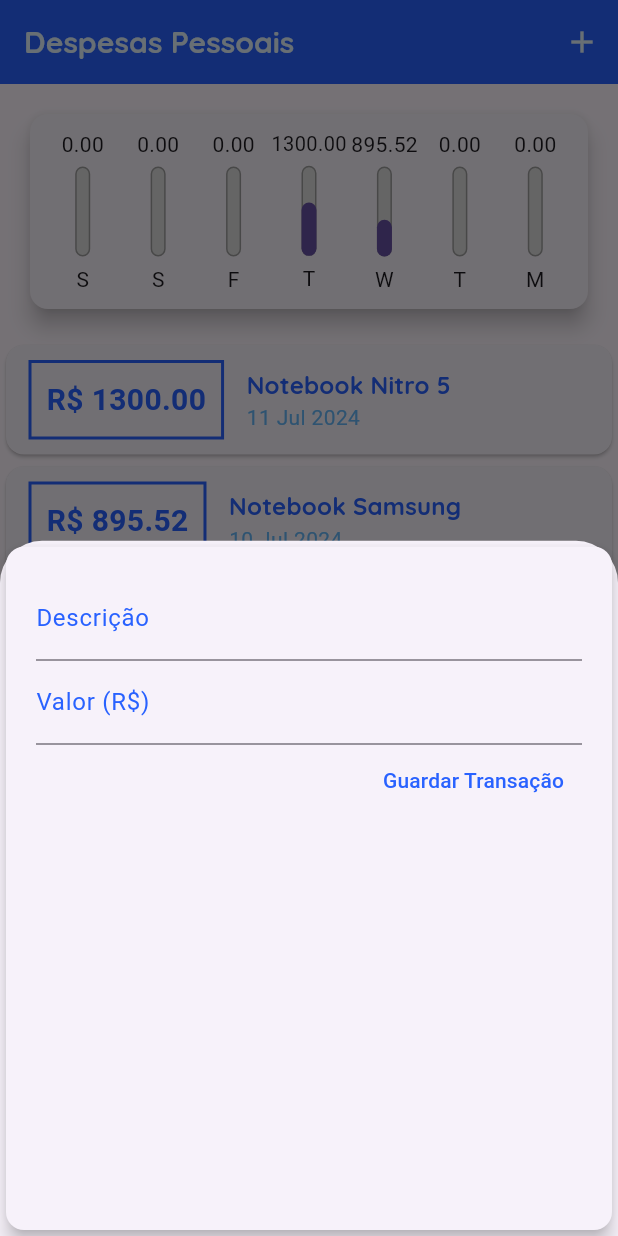
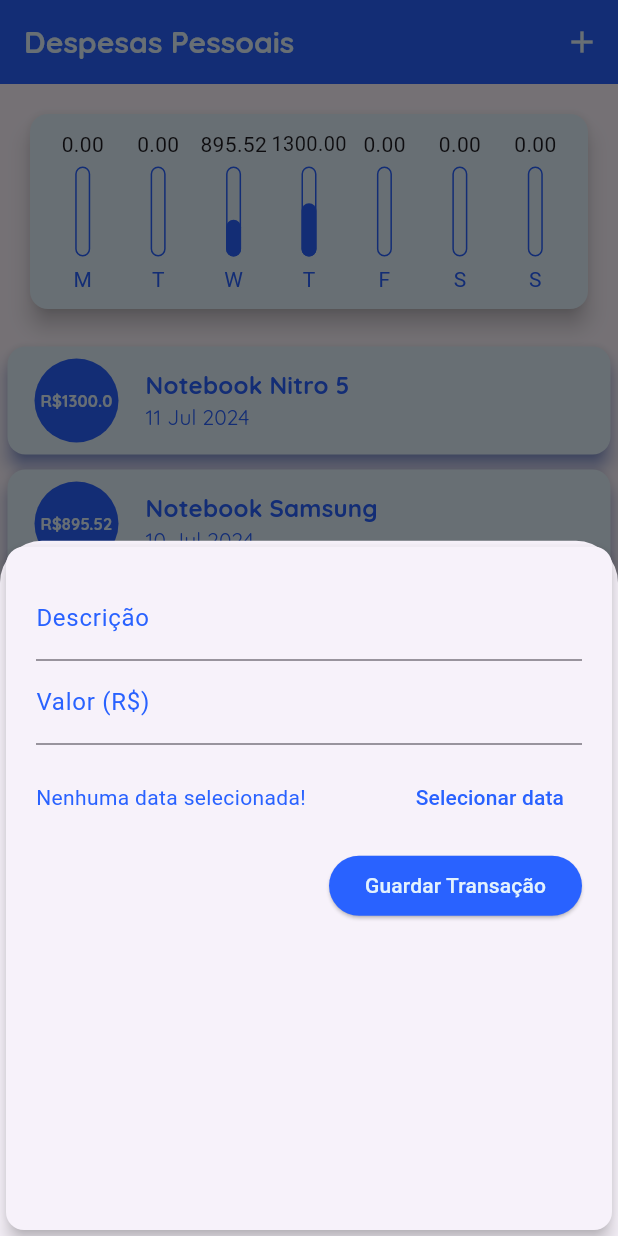
Before and after one commit to Maddytec/spent-app, a Flutter app: the screen it shows after launch, after a tap on the "add" icon, on a phone screen of 412 x 824 dp. Run offline on Flutter 3.47's test engine with Material 3 defaults, Android fonts, the phone set to English and light mode, and no system bars.

Commit message:
Added datePicker

```diff
--- a/lib/components/chart.dart
+++ b/lib/components/chart.dart
@@ -31,7 +31,7 @@ class Chart extends StatelessWidget {
         'day': firstLetterOfWeekDay,
         'totalValueByDay': totalSum,
       };
-    });
+    }).reversed.toList();
   }
 
   double get _weekTotalValue {
@@ -45,6 +45,7 @@ class Chart extends StatelessWidget {
     return Card(
       elevation: 6,
       margin: const EdgeInsets.all(20),
+      color: Theme.of(context).colorScheme.inversePrimary,
       child: Padding(
         padding: const EdgeInsets.all(10.0),
         child: Row(
--- a/lib/components/chart_bar.dart
+++ b/lib/components/chart_bar.dart
@@ -1,5 +1,4 @@
 import 'package:flutter/material.dart';
-import 'package:flutter/widgets.dart';
 
 class ChartBar extends StatelessWidget {
   final String label;
@@ -17,8 +16,11 @@ class ChartBar extends StatelessWidget {
   Widget build(BuildContext context) {
     return Column(
       children: [
-        FittedBox(
-          child: Text('${value.toStringAsFixed(2)}'),
+        Container(
+          height: 20,
+          child: FittedBox(
+            child: Text('${value.toStringAsFixed(2)}'),
+          ),
         ),
         const SizedBox(height: 5),
         Container(
@@ -30,10 +32,10 @@ class ChartBar extends StatelessWidget {
               Container(
                 decoration: BoxDecoration(
                   border: Border.all(
-                    color: Colors.grey,
+                    color: Theme.of(context).colorScheme.primary,
                     width: 1.0,
                   ),
-                  color: const Color.fromRGBO(220, 220, 220, 1),
+                  color: Theme.of(context).colorScheme.inversePrimary,
                   borderRadius: BorderRadius.circular(5),
                 ),
               ),
@@ -41,7 +43,7 @@ class ChartBar extends StatelessWidget {
                 heightFactor: percentage,
                 child: Container(
                   decoration: BoxDecoration(
-                    color: Theme.of(context).primaryColor,
+                    color: Theme.of(context).colorScheme.primary,
                     borderRadius: BorderRadius.circular(5),
                   ),
                 ),
@@ -49,8 +51,11 @@ class ChartBar extends StatelessWidget {
             ],
           ),
         ),
-        SizedBox(height: 5),
-        Text(label)
+        const SizedBox(height: 5),
+        Text(
+          label,
+          style: TextStyle(color: Theme.of(context).colorScheme.primary),
+        )
       ],
     );
   }
--- a/lib/components/transaction_form.dart
+++ b/lib/components/transaction_form.dart
@@ -1,4 +1,6 @@
 import 'package:flutter/material.dart';
+import 'package:flutter/widgets.dart';
+import 'package:intl/intl.dart';
 
 class TransactionForm extends StatefulWidget {
   final void Function(String, double) onSubmint;
@@ -10,19 +12,37 @@ class TransactionForm extends StatefulWidget {
 }
 
 class _TransactionFormState extends State<TransactionForm> {
-  final descriptionController = TextEditingController();
-
-  final valueController = TextEditingController();
+  final _descriptionController = TextEditingController();
+  final _valueController = TextEditingController();
+  DateTime? _selectedDate;
 
   _submitForm() {
-    final description = descriptionController.text;
-    final value = double.tryParse(valueController.text) ?? 0.0;
+    final description = _descriptionController.text;
+    final value = double.tryParse(_valueController.text) ?? 0.0;
 
     if (description.isEmpty || value <= 0) {
       return;
     }
 
     widget.onSubmint(description, value);
+  }
+
+  _showDatePicker() {
+    showDatePicker(
+      context: context,
+      initialDate: DateTime.now(),
+      firstDate: DateTime(2024),
+      lastDate: DateTime.now(),
+    ).then(
+      (datePicker) {
+        if (datePicker == null) {
+          return;
+        }
+        setState(() {
+          _selectedDate = datePicker;
+        });
+      },
+    );
   }
 
   @override
@@ -37,7 +57,7 @@ class _TransactionFormState extends State<TransactionForm> {
             children: <Widget>[
               //Description
               TextField(
-                controller: descriptionController,
+                controller: _descriptionController,
                 onSubmitted: (_) => _submitForm,
                 decoration: InputDecoration(
                   labelStyle: TextStyle(
@@ -48,7 +68,7 @@ class _TransactionFormState extends State<TransactionForm> {
               ),
               // Value
               TextField(
-                controller: valueController,
+                controller: _valueController,
                 keyboardType: TextInputType.numberWithOptions(
                     decimal: true), //enable numeric keyboard
                 onSubmitted: (_) => _submitForm,
@@ -59,13 +79,38 @@ class _TransactionFormState extends State<TransactionForm> {
                   labelText: 'Valor (R\$)',
                 ),
               ),
+              Container(
+                height: 70,
+                child: Row(
+                  children: [
+                    Expanded(
+                      child: Text(
+                        _selectedDate == null
+                            ? 'Nenhuma data selecionada!'
+                            : 'Data selecionada: ${DateFormat('dd/MM/y').format(_selectedDate!)}',
+                        style: TextStyle(
+                          color: Theme.of(context).colorScheme.primary,
+                        ),
+                      ),
+                    ),
+                    TextButton(
+                      onPressed: _showDatePicker,
+                      child: Text(
+                        'Selecionar data',
+                      ),
+                    )
+                  ],
+                ),
+              ),
               Row(
                 mainAxisAlignment: MainAxisAlignment.end,
                 children: [
                   //New Trasaction
-                  TextButton(
+                  ElevatedButton(
                     style: TextButton.styleFrom(
-                      foregroundColor: Theme.of(context).colorScheme.primary,
+                      foregroundColor:
+                          Theme.of(context).colorScheme.inversePrimary,
+                      backgroundColor: Theme.of(context).colorScheme.primary,
                     ),
                     onPressed: _submitForm,
                     child: const Text('Guardar Transação'),
--- a/lib/components/transaction_list.dart
+++ b/lib/components/transaction_list.dart
@@ -38,42 +38,35 @@ class TransactionList extends StatelessWidget {
               itemBuilder: (ctx, index) {
                 final transaction = transactions[index];
                 return Card(
-                  child: Row(
-                    children: <Widget>[
-                      Container(
+                  elevation: 5,
+                  color: Theme.of(context).colorScheme.inversePrimary,
+                  shadowColor: Theme.of(context).colorScheme.primary,
                   margin: EdgeInsets.symmetric(
-                          horizontal: 15,
-                          vertical: 10,
+                    vertical: 5,
+                    horizontal: 5,
                   ),
-                        decoration: BoxDecoration(
-                            border: Border.all(
-                          color: Theme.of(context).colorScheme.primary,
-                          width: 2,
-                        )),
-                        padding: EdgeInsets.all(10),
-                        child: Text(
-                          'R\$ ${transaction.value.toStringAsFixed(2)}',
-                          style: TextStyle(
-                              fontWeight: FontWeight.bold,
-                              fontSize: 20,
-                              color: Theme.of(context).colorScheme.primary),
+                  child: ListTile(
+                    leading: CircleAvatar(
+                      radius: 30,
+                      backgroundColor: Theme.of(context).colorScheme.primary,
+                      foregroundColor:
+                          Theme.of(context).colorScheme.inversePrimary,
+                      child: Padding(
+                        padding: const EdgeInsets.all(6.0),
+                        child: FittedBox(
+                          child: Text('R\$${transaction.value}'),
                         ),
                       ),
-                      Column(
-                        crossAxisAlignment: CrossAxisAlignment.start,
-                        children: <Widget>[
-                          Text(
+                    ),
+                    title: Text(
                       transaction.title,
                       style: Theme.of(context).textTheme.titleMedium,
                     ),
-                          Text(
+                    style: ListTileTheme.of(context).style,
+                    subtitle: Text(
                       DateFormat('d MMM y').format(transaction.date),
-                            style: TextStyle(
-                                color: Theme.of(context).colorScheme.secondary),
-                          )
-                        ],
-                      )
-                    ],
+                      style: Theme.of(context).textTheme.titleSmall,
+                    ),
                   ),
                 );
               },
--- a/lib/main.dart
+++ b/lib/main.dart
@@ -1,7 +1,6 @@
 import 'dart:math';
 
 import 'package:flutter/material.dart';
-import 'package:flutter/widgets.dart';
 import 'package:spent/components/chart.dart';
 import 'package:spent/components/transaction_form.dart';
 import 'package:spent/components/transaction_list.dart';
@@ -27,26 +26,39 @@ class SpentApp extends StatelessWidget {
           inversePrimary: inversePrimary,
           error: errorPrimary,
         ),
-        iconTheme: IconThemeData(color: Colors.red[50]),
+        datePickerTheme: DatePickerThemeData(
+          headerBackgroundColor: primary,
+          headerForegroundColor: inversePrimary,
+          elevation: 20,
+          shadowColor: primary,
+          backgroundColor: inversePrimary,
+        ),
+        iconTheme: IconThemeData(
+          color: Colors.red[50],
+        ),
         textTheme: theme.textTheme.copyWith(
           titleSmall: TextStyle(
             fontFamily: 'Quicksand',
             fontSize: 14,
-            fontWeight: FontWeight.bold,
+            fontWeight: FontWeight.w500,
             color: primary,
           ),
           titleMedium: TextStyle(
             fontFamily: 'Quicksand',
             fontSize: 16,
-            fontWeight: FontWeight.bold,
+            fontWeight: FontWeight.w700,
             color: primary,
           ),
           titleLarge: TextStyle(
             fontFamily: 'Quicksand',
             fontSize: 18,
-            fontWeight: FontWeight.bold,
+            fontWeight: FontWeight.w900,
             color: primary,
           ),
+        ),
+        listTileTheme: ListTileThemeData(
+          style: ListTileStyle.list,
+          textColor: primary,
         ),
         appBarTheme: AppBarTheme(
           backgroundColor: primary,
@@ -93,7 +105,7 @@ class _MyHomePageState extends State<MyHomePage> {
   List<Transaction> get _recentTransactions {
     return _transactions.where((transaction) {
       return transaction.date
-          .isAfter(DateTime.now().subtract(Duration(days: 7)));
+          .isAfter(DateTime.now().subtract(const Duration(days: 7)));
     }).toList();
   }
 
@@ -141,7 +153,9 @@ class _MyHomePageState extends State<MyHomePage> {
           crossAxisAlignment: CrossAxisAlignment.stretch,
           children: <Widget>[
             // Grafico
-            Container(child: Chart(recentTransaction: _recentTransactions)),
+            Container(
+              child: Chart(recentTransaction: _recentTransactions),
+            ),
             TransactionList(_transactions),
           ],
         ),
```
Lines whose indentation alone changed are shown as unchanged.
